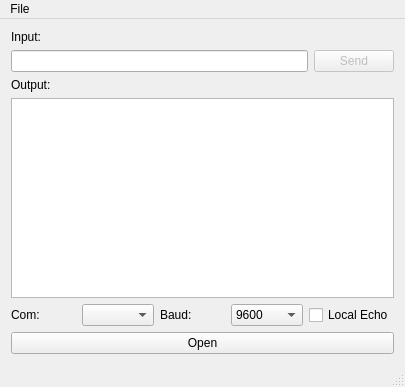
This is serialwrite.ui in 4ilo/serialWrite as Qt 5 draws it before an edit. The edited form follows.
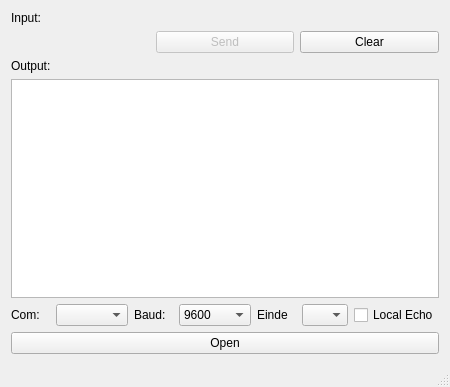
This is the edited form. Custom widgets are drawn as their Qt base class.

Commit message: linedit met history + output van uart

```diff
--- a/serialwrite.ui
+++ b/serialwrite.ui
@@ -6,7 +6,7 @@
    <rect>
     <x>0</x>
     <y>0</y>
-    <width>405</width>
+    <width>450</width>
     <height>387</height>
    </rect>
   </property>
@@ -25,11 +25,7 @@
     <item>
      <layout class="QHBoxLayout" name="horizontalLayout">
       <item>
-       <widget class="QLineEdit" name="input">
-        <property name="enabled">
-         <bool>true</bool>
-        </property>
-       </widget>
+       <widget class="historyLineEdit" name="input" native="true"/>
       </item>
       <item>
        <widget class="QPushButton" name="btn_send">
@@ -41,6 +37,13 @@
         </property>
        </widget>
       </item>
+      <item>
+       <widget class="QPushButton" name="btn_clear">
+        <property name="text">
+         <string>Clear</string>
+        </property>
+       </widget>
+      </item>
      </layout>
     </item>
     <item>
@@ -95,6 +98,32 @@
         </item>
        </widget>
       </item>
+      <item>
+       <widget class="QLabel" name="lbl_einde">
+        <property name="text">
+         <string>Einde</string>
+        </property>
+       </widget>
+      </item>
+      <item>
+       <widget class="QComboBox" name="input_einde">
+        <item>
+         <property name="text">
+          <string/>
+         </property>
+        </item>
+        <item>
+         <property name="text">
+          <string>\n</string>
+         </property>
+        </item>
+        <item>
+         <property name="text">
+          <string>\r\n</string>
+         </property>
+        </item>
+       </widget>
+      </item>
       <item>
        <widget class="QCheckBox" name="input_echo">
         <property name="text">
@@ -122,17 +151,10 @@
     <rect>
      <x>0</x>
      <y>0</y>
-     <width>405</width>
+     <width>450</width>
      <height>22</height>
     </rect>
    </property>
-   <widget class="QMenu" name="menuFile">
-    <property name="title">
-     <string>File</string>
-    </property>
-    <addaction name="action_Configure"/>
-   </widget>
-   <addaction name="menuFile"/>
   </widget>
   <widget class="QStatusBar" name="statusBar"/>
   <action name="action_Configure">
@@ -142,6 +164,14 @@
   </action>
  </widget>
  <layoutdefault spacing="6" margin="11"/>
+ <customwidgets>
+  <customwidget>
+   <class>historyLineEdit</class>
+   <extends>QWidget</extends>
+   <header>historylineedit.h</header>
+   <container>1</container>
+  </customwidget>
+ </customwidgets>
  <resources/>
  <connections/>
 </ui>
```
The commit also changes 6 other files.
